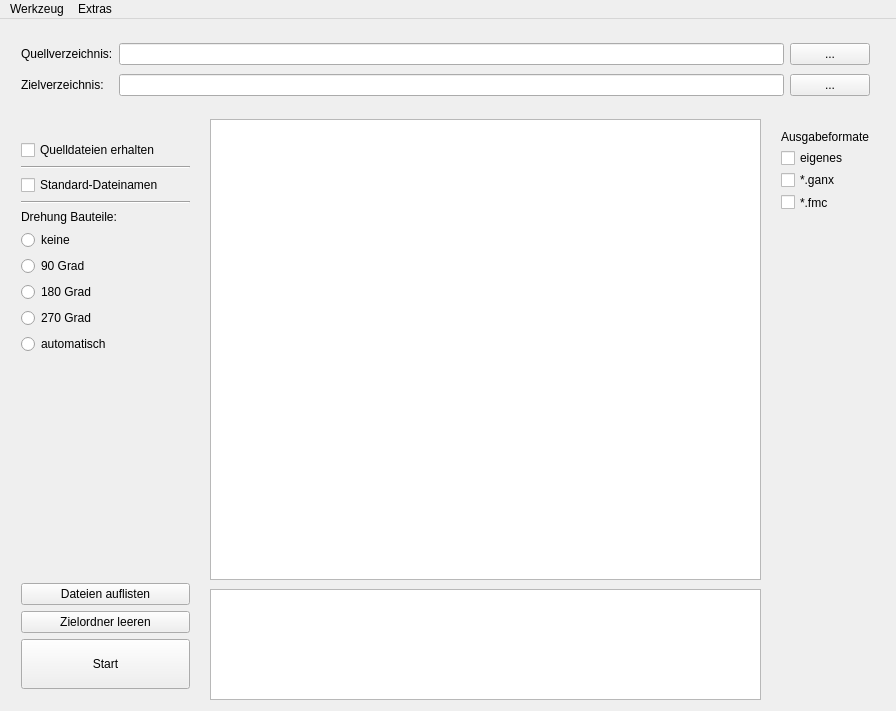
The window that mainwindow.ui (TischlerWilly/postprozessor) describes before a commit, drawn with Qt 5.
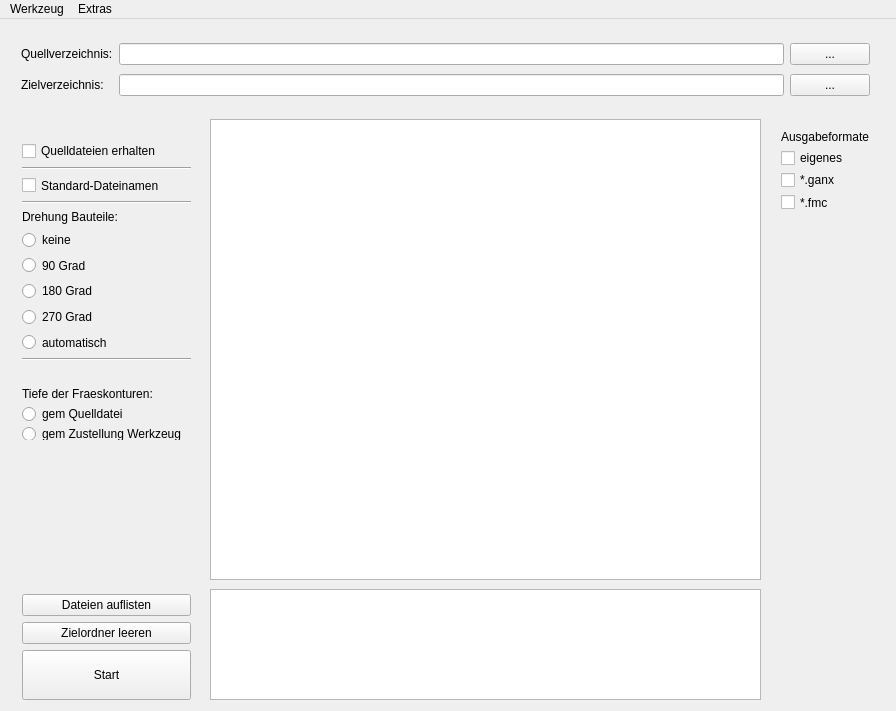
The same window after the commit.

Commit message: gui ergänzt + KTA fmc ausräumen verbessert

The edit to the form file:
```diff
--- a/mainwindow.ui
+++ b/mainwindow.ui
@@ -76,131 +76,6 @@
      </item>
     </layout>
    </widget>
-   <widget class="QWidget" name="layoutWidget">
-    <property name="geometry">
-     <rect>
-      <x>10</x>
-      <y>110</y>
-      <width>191</width>
-      <height>571</height>
-     </rect>
-    </property>
-    <layout class="QVBoxLayout" name="verticalLayout">
-     <item>
-      <widget class="QCheckBox" name="checkBox_quelldat_erhalt">
-       <property name="text">
-        <string>Quelldateien erhalten</string>
-       </property>
-      </widget>
-     </item>
-     <item>
-      <widget class="Line" name="line">
-       <property name="orientation">
-        <enum>Qt::Horizontal</enum>
-       </property>
-      </widget>
-     </item>
-     <item>
-      <widget class="QCheckBox" name="checkBox_std_namen_zuweisen">
-       <property name="text">
-        <string>Standard-Dateinamen</string>
-       </property>
-      </widget>
-     </item>
-     <item>
-      <widget class="Line" name="line_2">
-       <property name="orientation">
-        <enum>Qt::Horizontal</enum>
-       </property>
-      </widget>
-     </item>
-     <item>
-      <widget class="QLabel" name="label_drehung">
-       <property name="text">
-        <string>Drehung Bauteile:</string>
-       </property>
-      </widget>
-     </item>
-     <item>
-      <widget class="QRadioButton" name="radioButton_drehung_0">
-       <property name="text">
-        <string>keine</string>
-       </property>
-      </widget>
-     </item>
-     <item>
-      <widget class="QRadioButton" name="radioButton_drehung_90">
-       <property name="text">
-        <string>90 Grad</string>
-       </property>
-      </widget>
-     </item>
-     <item>
-      <widget class="QRadioButton" name="radioButton_drehung_180">
-       <property name="text">
-        <string>180 Grad</string>
-       </property>
-      </widget>
-     </item>
-     <item>
-      <widget class="QRadioButton" name="radioButton_drehung_270">
-       <property name="text">
-        <string>270 Grad</string>
-       </property>
-      </widget>
-     </item>
-     <item>
-      <widget class="QRadioButton" name="radioButton_drehung_autom">
-       <property name="text">
-        <string>automatisch</string>
-       </property>
-      </widget>
-     </item>
-     <item>
-      <spacer name="verticalSpacer">
-       <property name="orientation">
-        <enum>Qt::Vertical</enum>
-       </property>
-       <property name="sizeHint" stdset="0">
-        <size>
-         <width>20</width>
-         <height>40</height>
-        </size>
-       </property>
-      </spacer>
-     </item>
-     <item>
-      <widget class="QPushButton" name="pushButton_dateien_auflisten">
-       <property name="text">
-        <string>Dateien auflisten</string>
-       </property>
-      </widget>
-     </item>
-     <item>
-      <widget class="QPushButton" name="pushButton_zielordner_leeren">
-       <property name="text">
-        <string>Zielordner leeren</string>
-       </property>
-      </widget>
-     </item>
-     <item>
-      <widget class="QPushButton" name="pushButton_start">
-       <property name="minimumSize">
-        <size>
-         <width>0</width>
-         <height>50</height>
-        </size>
-       </property>
-       <property name="text">
-        <string>Start</string>
-       </property>
-       <property name="checkable">
-        <bool>false</bool>
-       </property>
-      </widget>
-     </item>
-    </layout>
-   </widget>
    <widget class="QWidget" name="layoutWidget">
     <property name="geometry">
      <rect>
@@ -257,6 +132,191 @@
      <bool>true</bool>
     </property>
    </widget>
+   <widget class="QWidget" name="">
+    <property name="geometry">
+     <rect>
+      <x>11</x>
+      <y>564</y>
+      <width>191</width>
+      <height>118</height>
+     </rect>
+    </property>
+    <layout class="QVBoxLayout" name="verticalLayout">
+     <item>
+      <widget class="QPushButton" name="pushButton_dateien_auflisten">
+       <property name="toolTip">
+        <string>&lt;html&gt;&lt;head/&gt;&lt;body&gt;&lt;p&gt;Listet die im Importverzeichnis gefundenen Dateien auf.&lt;/p&gt;&lt;/body&gt;&lt;/html&gt;</string>
+       </property>
+       <property name="text">
+        <string>Dateien auflisten</string>
+       </property>
+      </widget>
+     </item>
+     <item>
+      <widget class="QPushButton" name="pushButton_zielordner_leeren">
+       <property name="toolTip">
+        <string>&lt;html&gt;&lt;head/&gt;&lt;body&gt;&lt;p&gt;Löscht alle Dateien die sich im Zielverzeichnis befinden&lt;/p&gt;&lt;/body&gt;&lt;/html&gt;</string>
+       </property>
+       <property name="text">
+        <string>Zielordner leeren</string>
+       </property>
+      </widget>
+     </item>
+     <item>
+      <widget class="QPushButton" name="pushButton_start">
+       <property name="minimumSize">
+        <size>
+         <width>0</width>
+         <height>50</height>
+        </size>
+       </property>
+       <property name="toolTip">
+        <string>&lt;html&gt;&lt;head/&gt;&lt;body&gt;&lt;p&gt;Startet den Export&lt;/p&gt;&lt;/body&gt;&lt;/html&gt;</string>
+       </property>
+       <property name="text">
+        <string>Start</string>
+       </property>
+       <property name="checkable">
+        <bool>false</bool>
+       </property>
+      </widget>
+     </item>
+    </layout>
+   </widget>
+   <widget class="QWidget" name="">
+    <property name="geometry">
+     <rect>
+      <x>11</x>
+      <y>111</y>
+      <width>191</width>
+      <height>242</height>
+     </rect>
+    </property>
+    <layout class="QVBoxLayout" name="verticalLayout_3">
+     <item>
+      <widget class="QCheckBox" name="checkBox_quelldat_erhalt">
+       <property name="toolTip">
+        <string>&lt;html&gt;&lt;head/&gt;&lt;body&gt;&lt;p&gt;Die Quelldateien werden beim Import in den Postprozessor nicht gelöscht&lt;/p&gt;&lt;/body&gt;&lt;/html&gt;</string>
+       </property>
+       <property name="text">
+        <string>Quelldateien erhalten</string>
+       </property>
+      </widget>
+     </item>
+     <item>
+      <widget class="Line" name="line">
+       <property name="orientation">
+        <enum>Qt::Horizontal</enum>
+       </property>
+      </widget>
+     </item>
+     <item>
+      <widget class="QCheckBox" name="checkBox_std_namen_zuweisen">
+       <property name="toolTip">
+        <string>&lt;html&gt;&lt;head/&gt;&lt;body&gt;&lt;p&gt;Die importierten Dateien werden mit veränderten Dateinamen exportiert. Die vorangestellte Schranknummer wird wenn möglich entfernt.&lt;/p&gt;&lt;/body&gt;&lt;/html&gt;</string>
+       </property>
+       <property name="text">
+        <string>Standard-Dateinamen</string>
+       </property>
+      </widget>
+     </item>
+     <item>
+      <widget class="Line" name="line_2">
+       <property name="orientation">
+        <enum>Qt::Horizontal</enum>
+       </property>
+      </widget>
+     </item>
+     <item>
+      <widget class="QLabel" name="label_drehung">
+       <property name="text">
+        <string>Drehung Bauteile:</string>
+       </property>
+      </widget>
+     </item>
+     <item>
+      <widget class="QRadioButton" name="radioButton_drehung_0">
+       <property name="text">
+        <string>keine</string>
+       </property>
+      </widget>
+     </item>
+     <item>
+      <widget class="QRadioButton" name="radioButton_drehung_90">
+       <property name="text">
+        <string>90 Grad</string>
+       </property>
+      </widget>
+     </item>
+     <item>
+      <widget class="QRadioButton" name="radioButton_drehung_180">
+       <property name="text">
+        <string>180 Grad</string>
+       </property>
+      </widget>
+     </item>
+     <item>
+      <widget class="QRadioButton" name="radioButton_drehung_270">
+       <property name="text">
+        <string>270 Grad</string>
+       </property>
+      </widget>
+     </item>
+     <item>
+      <widget class="QRadioButton" name="radioButton_drehung_autom">
+       <property name="text">
+        <string>automatisch</string>
+       </property>
+      </widget>
+     </item>
+     <item>
+      <widget class="Line" name="line_3">
+       <property name="orientation">
+        <enum>Qt::Horizontal</enum>
+       </property>
+      </widget>
+     </item>
+    </layout>
+   </widget>
+   <widget class="QWidget" name="">
+    <property name="geometry">
+     <rect>
+      <x>11</x>
+      <y>357</y>
+      <width>191</width>
+      <height>75</height>
+     </rect>
+    </property>
+    <layout class="QVBoxLayout" name="verticalLayout_4">
+     <item>
+      <widget class="QLabel" name="label_fkon_tiefe">
+       <property name="text">
+        <string>Tiefe der Fraeskonturen:</string>
+       </property>
+      </widget>
+     </item>
+     <item>
+      <widget class="QRadioButton" name="radioButton_fkon_ti_quell">
+       <property name="toolTip">
+        <string>Tiefe der Fräskontur bleibt unverändert, so wie in der Quelldatei angegeben, erhalten</string>
+       </property>
+       <property name="text">
+        <string>gem Quelldatei</string>
+       </property>
+      </widget>
+     </item>
+     <item>
+      <widget class="QRadioButton" name="radioButton_fkon_ti_wkz">
+       <property name="toolTip">
+        <string>ggf. wird die Fräsbahn mehrfach ausgegeben mit unterschiedlichen Zustelltiefen, bis die Gesamttiefe erreicht ist</string>
+       </property>
+       <property name="text">
+        <string>gem Zustellung Werkzeug</string>
+       </property>
+      </widget>
+     </item>
+    </layout>
+   </widget>
   </widget>
   <widget class="QMenuBar" name="menuBar">
    <property name="geometry">
```
Left out of the diff: 6 changed lines with no effect on the pictures. The commit also changes 7 other files.
